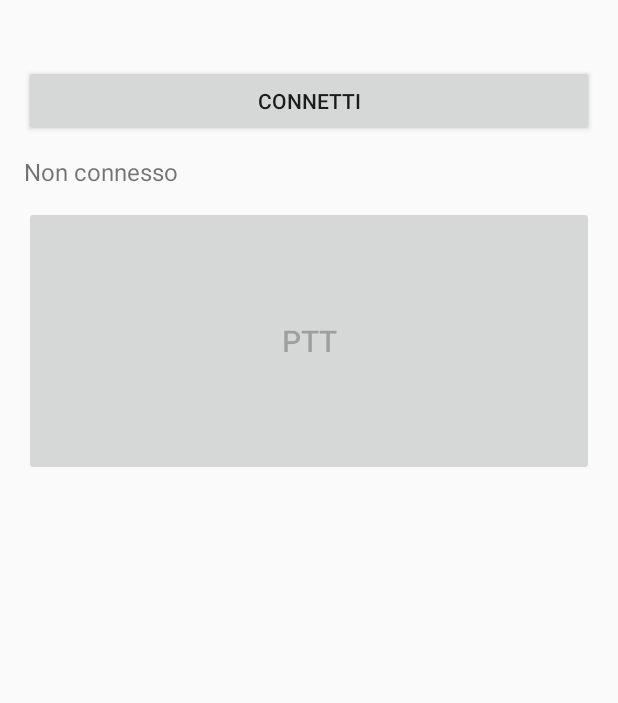
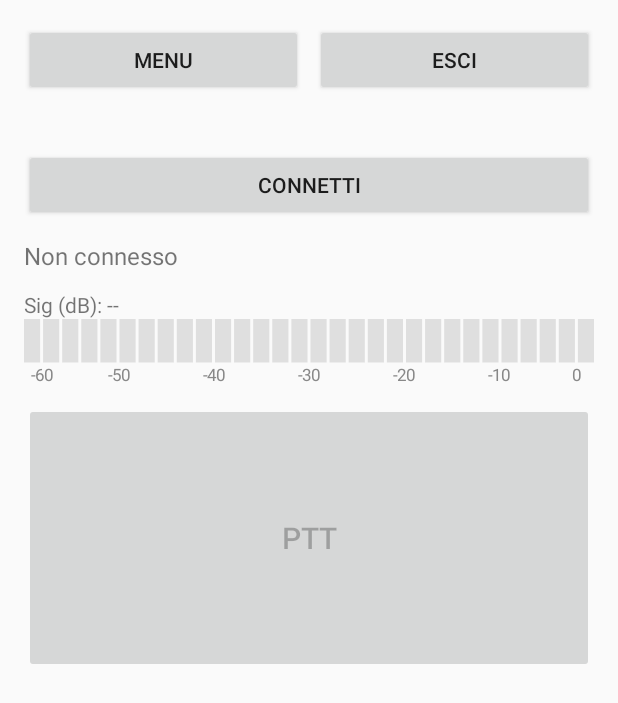
Before and after one commit to massimilianocannata66-ui/svxclient, an Android app: the layout activity_main.xml on its own in the app's theme, with its tools: preview values and no code run, on a phone screen of 412 x 824 dp. Shown: the top 703 px of the screen. Run offline under Robolectric (Android 15) with nearby library versions, the phone set to English and light mode, and no system bars.

Commit message:
Update activity_main.xml

```diff
--- a/SvxClient/app/src/main/res/layout/activity_main.xml
+++ b/SvxClient/app/src/main/res/layout/activity_main.xml
@@ -10,10 +10,32 @@
         android:orientation="vertical"
         android:padding="16dp">
 
+        <LinearLayout
+            android:layout_width="match_parent"
+            android:layout_height="wrap_content"
+            android:orientation="horizontal">
+
+            <Button
+                android:id="@+id/btnMenu"
+                android:layout_width="0dp"
+                android:layout_height="wrap_content"
+                android:layout_weight="1"
+                android:text="Menu" />
+
+            <Button
+                android:id="@+id/btnExit"
+                android:layout_width="0dp"
+                android:layout_height="wrap_content"
+                android:layout_marginStart="8dp"
+                android:layout_weight="1"
+                android:text="Esci" />
+        </LinearLayout>
+
         <TextView
             android:id="@+id/txtInfo"
             android:layout_width="match_parent"
             android:layout_height="wrap_content"
+            android:layout_marginTop="8dp"
             android:textSize="14sp" />
 
         <Button
@@ -30,6 +52,19 @@
             android:layout_marginTop="12dp"
             android:text="Non connesso"
             android:textSize="16sp" />
+
+        <TextView
+            android:id="@+id/txtLevel"
+            android:layout_width="match_parent"
+            android:layout_height="wrap_content"
+            android:layout_marginTop="12dp"
+            android:text="Sig (dB): --"
+            android:textSize="14sp" />
+
+        <it.svxclient.LevelBar
+            android:id="@+id/levelBar"
+            android:layout_width="match_parent"
+            android:layout_height="44dp" />
 
         <Button
             android:id="@+id/btnPtt"
```
